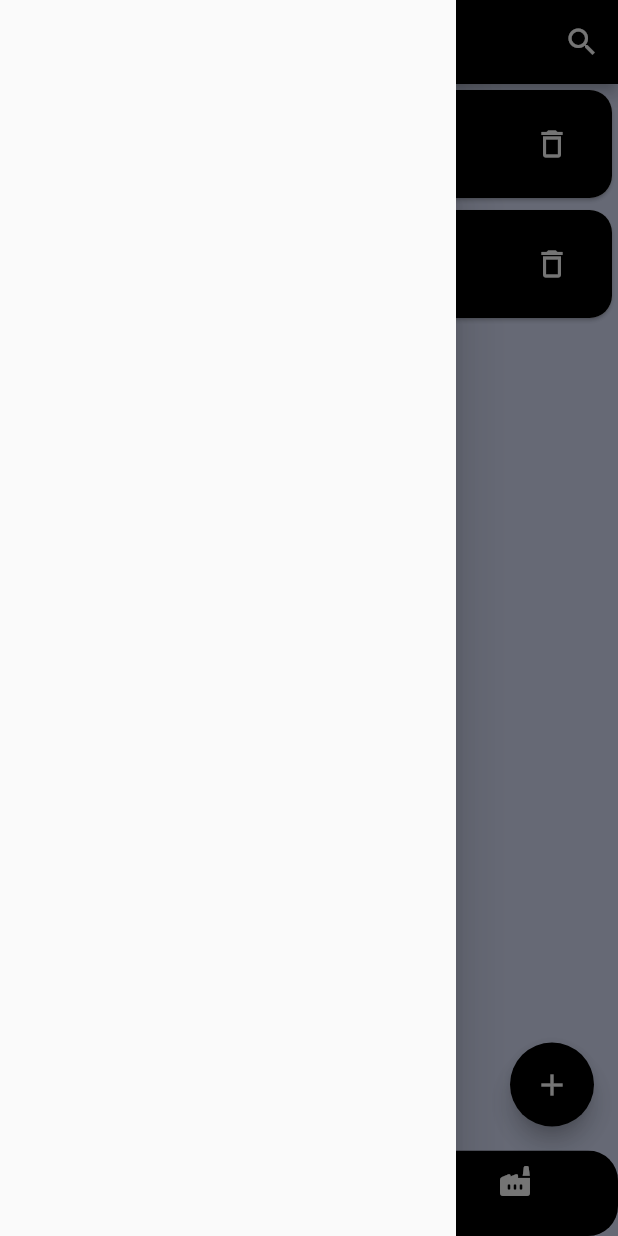
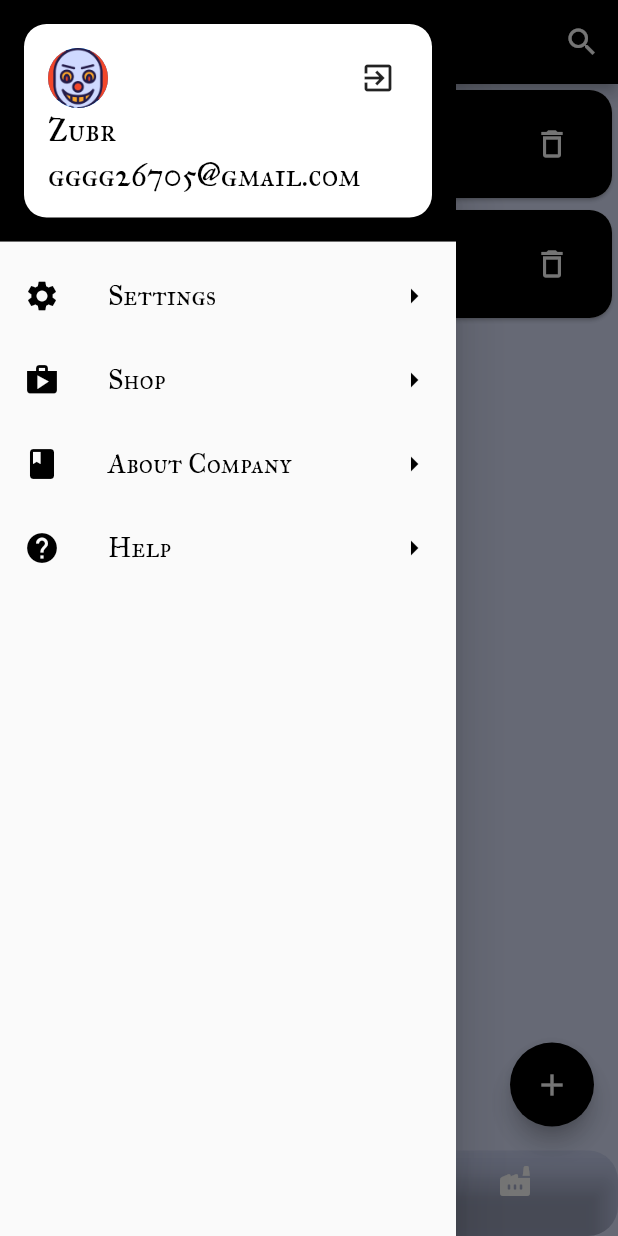
Before and after one commit to OG-Vobla/flutter_application_2, a Flutter app: the HomePage screen opened by its route, with the side drawer open, on a phone screen of 412 x 824 dp. Run offline on Flutter 3.47's test engine with Material 2 defaults, Android fonts, the phone set to English and light mode, and no system bars; our stand-ins replace cloud_firestore, firebase_auth, firebase_core; accounts and stored records are empty.

Commit message:
Сделал регистрацию и авторизацию

```diff
--- /dev/null
+++ b/lib/drawer.dart
@@ -0,0 +1,93 @@
+import 'package:flutter/material.dart';
+import 'package:flutter/src/widgets/container.dart';
+import 'package:flutter/src/widgets/framework.dart';
+import 'package:flutter_application_2/authPage.dart';
+import 'package:flutter_application_2/services/services.dart';
+
+class MenuDrawer extends StatelessWidget {
+  const MenuDrawer({super.key});
+
+
+  @override
+  Widget build(BuildContext context) {
+    return Drawer(
+      child: ListView(
+        children: [
+          DrawerHeader(
+              decoration: BoxDecoration(color: Colors.black),
+              child: UserAccountsDrawerHeader(
+                accountEmail: const Text('gggg26705@gmail.com', style: TextStyle(color: Colors.black, fontFamily: "IMFellGreatPrimerSC-Regular", fontSize: 21),),
+                accountName: const Text("Zubr", style: TextStyle(color: Colors.black, fontFamily: "IMFellGreatPrimerSC-Regular", fontSize: 21),),
+                decoration: BoxDecoration(
+                    borderRadius: BorderRadius.circular(15),
+                    color: Colors.white),
+                currentAccountPicture: Container(
+                  alignment: Alignment.topLeft,
+                  child: const CircleAvatar(
+                    backgroundImage: AssetImage('assets/ClownIcon.png'),
+                  ),
+                ),
+                otherAccountsPictures: [
+                  IconButton(
+                      onPressed: () async{
+                        dbConnection.logOut();
+                        Navigator.popAndPushNamed(context, '/');
+                      },
+                      icon: Icon(Icons.exit_to_app)),
+                ],
+              )),
+          ListTile(
+            title: Text("Settings", style: TextStyle(color: Colors.black, fontFamily: "IMFellGreatPrimerSC-Regular", fontSize: 18),),
+            leading: Icon(
+              Icons.settings,
+              color: Colors.black,
+            ),
+            trailing: Icon(
+              Icons.arrow_right,
+              color: Colors.black,
+            ),
+            onTap: () {
+              Navigator.popAndPushNamed(context, '/test');
+            },
+          ),
+          ListTile(
+            title: Text("Shop", style: TextStyle(color: Colors.black, fontFamily: "IMFellGreatPrimerSC-Regular", fontSize: 18),),
+            leading: Icon(
+              Icons.shop,
+              color: Colors.black,
+            ),
+            trailing: Icon(
+              Icons.arrow_right,
+              color: Colors.black,
+            ),
+            onTap: () {},
+          ),
+          ListTile(
+            title: Text("About Company", style: TextStyle(color: Colors.black, fontFamily: "IMFellGreatPrimerSC-Regular", fontSize: 18),),
+            leading: Icon(
+              Icons.book,
+              color: Colors.black,
+            ),
+            trailing: Icon(
+              Icons.arrow_right,
+              color: Colors.black,
+            ),
+            onTap: () {},
+          ),
+          ListTile(
+            title: Text("Help", style: TextStyle(color: Colors.black, fontFamily: "IMFellGreatPrimerSC-Regular", fontSize: 18),),
+            leading: Icon(
+              Icons.help,
+              color: Colors.black,
+            ),
+            trailing: Icon(
+              Icons.arrow_right,
+              color: Colors.black,
+            ),
+            onTap: () {},
+          ),
+        ],
+      ),
+    );
+  }
+}
--- a/lib/homePage.dart
+++ b/lib/homePage.dart
@@ -1,3 +1,5 @@
+import 'dart:ui';
+
 import 'package:flutter/cupertino.dart';
 import 'package:flutter/material.dart';
 import 'package:flutter/services.dart';
@@ -7,6 +9,7 @@ import 'package:flutter_application_2/editDealPage.dart';
 import 'package:flutter_application_2/fakeDelyxePageSecond.dart';
 import 'package:flutter_application_2/homePage.dart';
 import 'package:flutter_application_2/fakeDelyxePage.dart';
+import 'package:flutter_application_2/drawer.dart';
 
 import 'package:flutter/material.dart';
 
@@ -214,7 +217,7 @@ setState(() {
          } ,
       child: Icon(Icons.add, color: Colors.white,), backgroundColor: Colors.black,): null,
 
-      drawer:const Drawer(),
+      drawer:const MenuDrawer(),
       backgroundColor: Color.fromARGB(177, 207, 217, 255),
   //     appBar: AppBar(
 
@@ -236,16 +239,18 @@ setState(() {
       body: Center(
         child: list.elementAt(selectedIndex),
       ),
-      bottomNavigationBar:ClipRRect(
+      bottomNavigationBar:  ClipRRect(
 
           borderRadius: BorderRadius.all(Radius.circular(20)),
 
-        child: SizedBox(height: 57, child: BottomNavigationBar(
+        child: BackdropFilter(
+	  filter: ImageFilter.blur(sigmaX: 3, sigmaY: 3),
+	  child: SizedBox(height: 57, child: BottomNavigationBar(
 
         onTap:
           onItemTap
         ,
-        backgroundColor: Colors.black,
+        backgroundColor: Color.fromARGB(0, 0, 0, 0),
         selectedLabelStyle: TextStyle(color: Color.fromARGB(255, 207, 217, 255), fontFamily: "IMFellGreatPrimerSC-Regular", fontSize: 14),
         unselectedLabelStyle: TextStyle(color:Color.fromARGB(255, 207, 217, 255), fontFamily: "IMFellGreatPrimerSC-Regular", fontSize: 14),
         showUnselectedLabels: true,
@@ -271,7 +276,7 @@ setState(() {
           ),
         ],
 
-      ),))
+      ),)))
 
     );
 
--- a/lib/main.dart
+++ b/lib/main.dart
@@ -3,9 +3,12 @@ import 'package:flutter/material.dart';
 import 'package:flutter/services.dart';
 import 'package:flutter_application_2/homePage.dart';
 import 'authPage.dart';
+import 'package:firebase_core/firebase_core.dart';
 
 void main() async {
   WidgetsFlutterBinding.ensureInitialized();
+  await Firebase.initializeApp();
+
   runApp(const MyThemeApp());
 }
 
--- a/pubspec.yaml
+++ b/pubspec.yaml
@@ -29,6 +29,12 @@ environment:
 # the latest version available on pub.dev. To see which dependencies have newer
 # versions available, run `flutter pub outdated`.
 dependencies:
+  cloud_firestore: ^4.4.4
+  firebase_auth: ^4.2.10
+  firebase_core: ^2.7.1
+  firebase_storage: ^11.0.15
+  # firebase_analytics: ^10.1.5
+  provider: ^6.0.5
   flutter:
     sdk: flutter
 
```
Also changed, not shown: lib/authPage.dart (+47 -14 lines), lib/fakeDelyxePageSecond.dart (+2 -5 lines), lib/services/model.dart (added, +9 -0 lines), lib/services/services.dart (added, +37 -0 lines), pubspec.lock, 4 other files.
